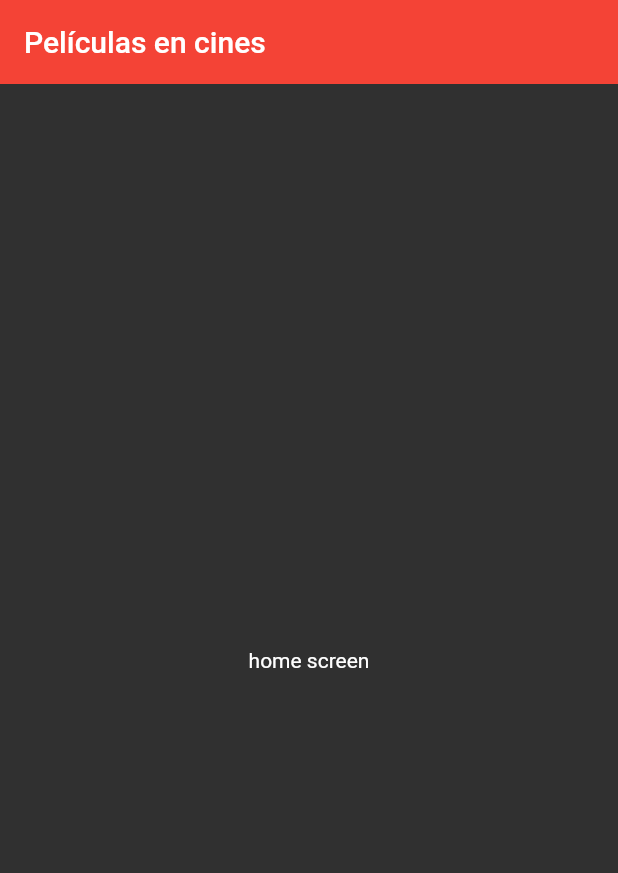
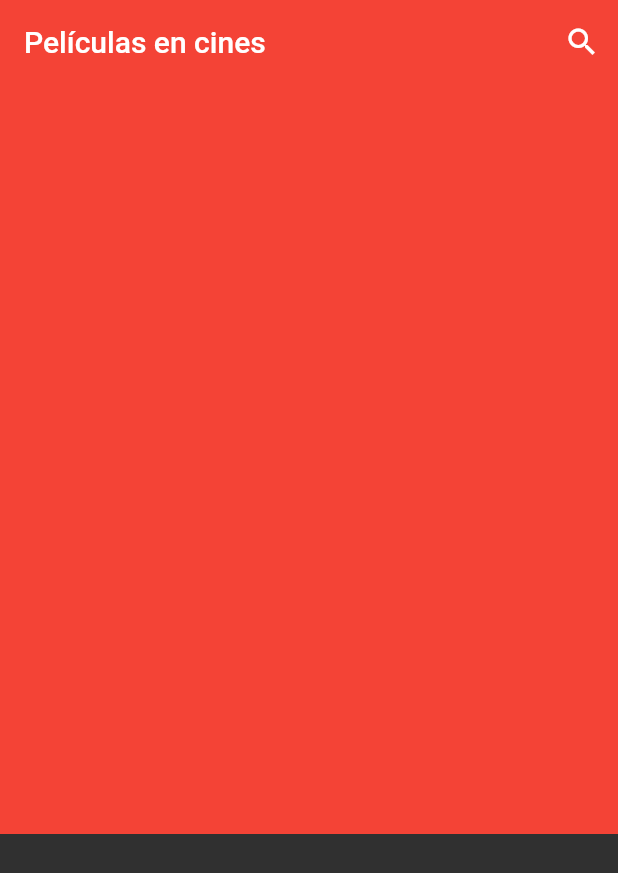
Before and after one commit to palmamora/app_peliculas, a Flutter app: the screen it shows after launch, on a phone screen of 412 x 824 dp. Shown: the top 873 px of the screen. Run offline on Flutter 3.47's test engine with Material 2 defaults, Android fonts, the phone set to English and light mode, and no system bars.

Commit message:
se anadió card-swiper

```diff
--- a/lib/screens/home_screen.dart
+++ b/lib/screens/home_screen.dart
@@ -1,19 +1,22 @@
 import 'package:flutter/material.dart';
+import 'package:peliculas/widgets/widgets.dart';
 
 class HomeScreen extends StatelessWidget {
-
-
   @override
   Widget build(BuildContext context) {
     return Scaffold(
-      appBar: AppBar(title: Text('Películas en cines'),
-      elevation: 0.0,
+      appBar: AppBar(
+        title: Text(
+          'Películas en cines',
+        ),
+        elevation: 0.0,
+        actions: [
+          IconButton(onPressed: () {}, icon: Icon(Icons.search_outlined))
+        ],
       ),
-      body: Container(
-        child: Center(
-          child: Text('home screen'),
-        ),
-      ),
+      body: Column(children: [
+        CardSwiper()
+      ]),
     );
   }
 }
--- /dev/null
+++ b/lib/widgets/card_swiper.dart
@@ -0,0 +1,15 @@
+import 'package:flutter/material.dart';
+
+class CardSwiper extends StatelessWidget {
+  const CardSwiper({Key? key}) : super(key: key);
+
+  @override
+  Widget build(BuildContext context) {
+    return Container(
+      width: double.infinity,
+      height: 500,
+      color: Colors.red,
+      child: null,
+    );
+  }
+}
--- /dev/null
+++ b/lib/widgets/widgets.dart
@@ -0,0 +1 @@
+export 'package:peliculas/widgets/card_swiper.dart';
```
